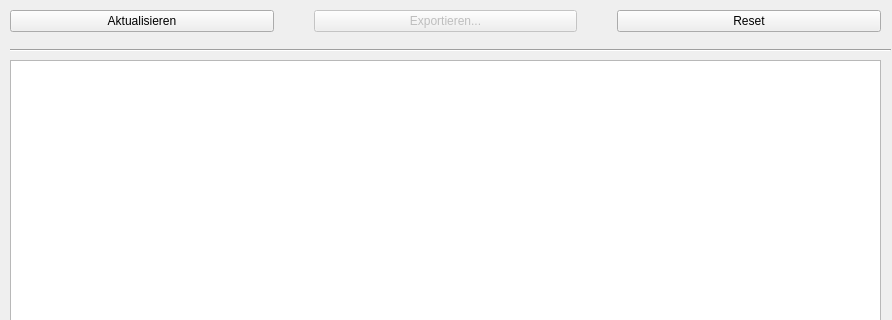
Before: the Qt Designer form odlc_dimap_gui_remote/SystemLog.ui in rmajer/odlc, drawn with Qt 5; both pictures show x 0 to 892 and y 0 to 320 of the 892 by 711 pixel window.
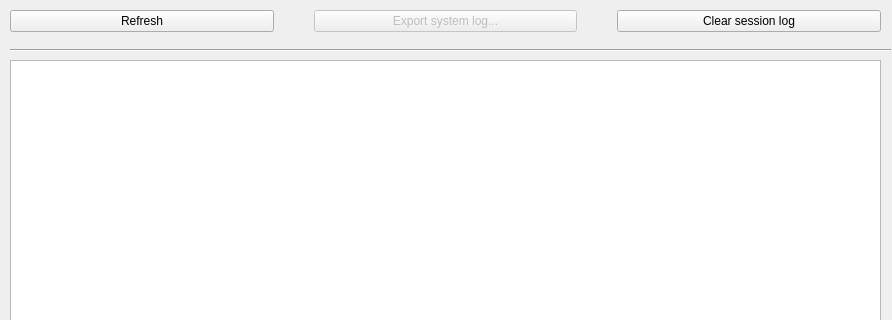
After: the same form once the commit is applied.

```diff
--- a/odlc_dimap_gui_remote/SystemLog.ui
+++ b/odlc_dimap_gui_remote/SystemLog.ui
@@ -79,7 +79,7 @@
     <item>
      <widget class="QPushButton" name="pbSystemLog_Aktualisieren">
       <property name="text">
-       <string>Aktualisieren</string>
+       <string>Refresh</string>
       </property>
       <property name="shortcut">
        <string>F5</string>
@@ -92,14 +92,14 @@
        <bool>false</bool>
       </property>
       <property name="text">
-       <string>Exportieren...</string>
+       <string>Export system log...</string>
       </property>
      </widget>
     </item>
     <item>
      <widget class="QPushButton" name="pbSystemLog_Reset">
       <property name="text">
-       <string>Reset</string>
+       <string>Clear session log</string>
       </property>
      </widget>
     </item>
```
